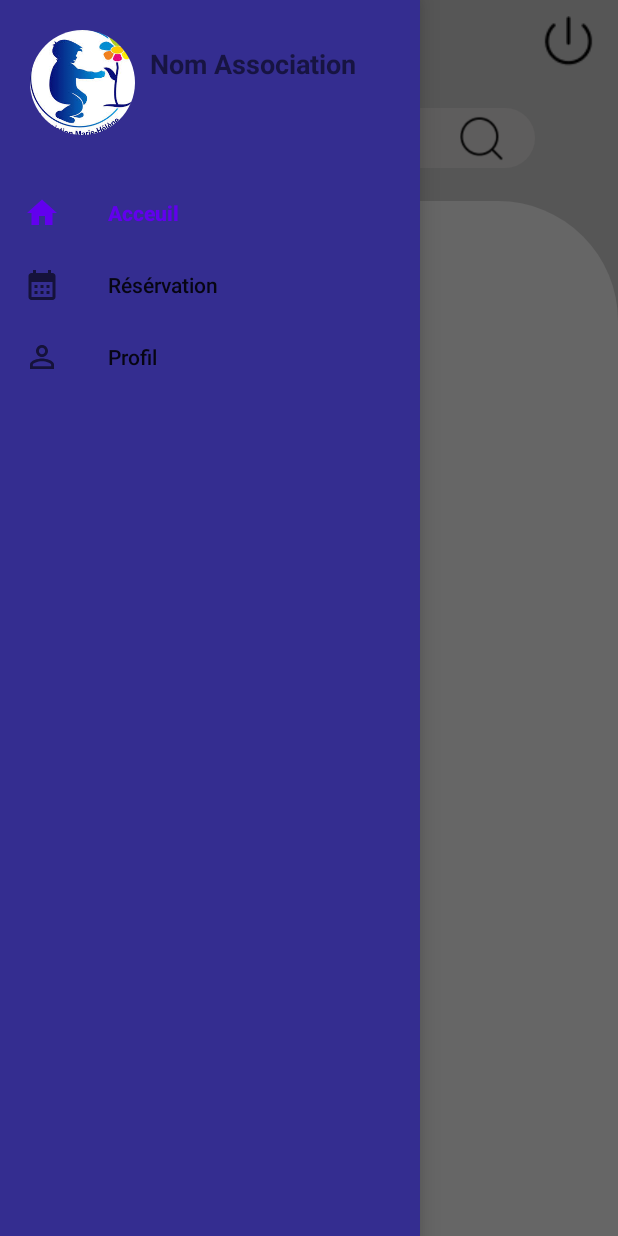
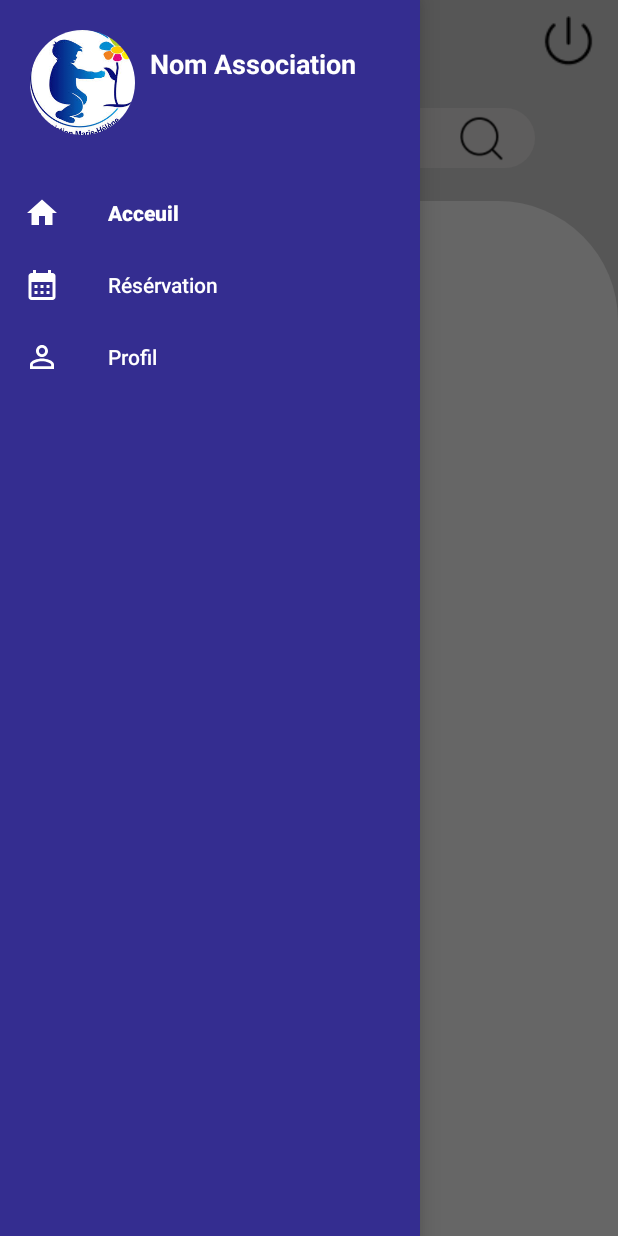
Before and after one commit to KHADIJAIMOU/CentreReservationApkMobile-Imourig_Taoufik_Geuzoul-, an Android app: the AppActivity screen opened directly, with no data from a screen before it, with the side drawer open, on a phone screen of 412 x 824 dp. Run offline under Robolectric (Android 15) with nearby library versions, the phone set to English and light mode, and no system bars; our stand-ins replace Firebase (no records; nobody signed in at launch, a user with empty details on screens opened directly), navigation-ui; plain views replace RoundedImageView.

```diff
--- a/app/build.gradle
+++ b/app/build.gradle
@@ -40,6 +40,7 @@ dependencies {
     implementation 'com.google.firebase:firebase-database:20.1.0'
     implementation 'androidx.navigation:navigation-fragment:2.4.1'
     implementation 'androidx.navigation:navigation-ui:2.5.3'
+    implementation 'com.google.firebase:firebase-auth:21.0.2'
     testImplementation 'junit:junit:4.13.2'
     androidTestImplementation 'androidx.test.ext:junit:1.1.5'
     androidTestImplementation 'androidx.test.espresso:espresso-core:3.5.1'
--- a/app/src/main/java/com/example/centrereservation/controller/HomeFragment.java
+++ b/app/src/main/java/com/example/centrereservation/controller/HomeFragment.java
@@ -39,7 +39,6 @@ public class HomeFragment extends Fragment {
         recyclerView.setLayoutManager(new LinearLayoutManager(getContext())) ;
         FirebaseRecyclerOptions<center> options = new FirebaseRecyclerOptions.Builder<center>().setQuery(FirebaseDatabase.getInstance().getReference().child("Centre"), center.class).build();
 
-
         adapter_centere=new List_Adapter_centre(options);
         recyclerView.setAdapter(adapter_centere);
         // Add an OnItemClickListener to the RecyclerView items
--- a/app/src/main/res/layout/activity_app.xml
+++ b/app/src/main/res/layout/activity_app.xml
@@ -68,7 +68,9 @@
         android:layout_gravity="start"
         android:background="@color/menuColor"
         app:headerLayout="@layout/layout_navigation_header"
-        app:menu="@menu/navigation_menu"/>
+        app:menu="@menu/navigation_menu"
+        app:itemIconTint="@color/white"
+        app:itemTextColor="@color/white"/>
 
 
 </androidx.drawerlayout.widget.DrawerLayout>
--- a/app/src/main/res/layout/layout_navigation_header.xml
+++ b/app/src/main/res/layout/layout_navigation_header.xml
@@ -31,6 +31,7 @@
         android:text="Nom Association"
         android:textSize="18sp"
         android:textStyle="bold"
+        android:textColor="@color/white"
         app:layout_constraintBottom_toTopOf="@+id/viewSupporter"
         app:layout_constraintStart_toEndOf="@+id/imageProfile"/>
 
--- a/app/src/main/res/menu/navigation_menu.xml
+++ b/app/src/main/res/menu/navigation_menu.xml
@@ -3,7 +3,8 @@
     <item
         android:id="@+id/menuAcceuil"
         android:icon="@drawable/ic_home"
-        android:title="Acceuil"/>
+        android:title="Acceuil"
+        />
     <item
         android:id="@+id/menuReservation"
         android:icon="@drawable/ic_calendar"
@@ -12,5 +13,6 @@
     <item
         android:id="@+id/menuProfil"
         android:icon="@drawable/ic_profil"
-        android:title="Profil"/>
+        android:title="Profil"
+        />
 </menu>
```
